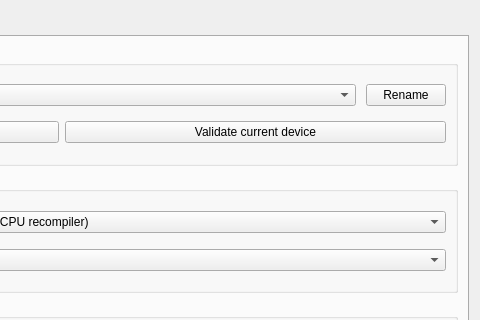
The window that src/emu/qt/src/settings_dialog.ui (EKA2L1/EKA2L1) describes before a commit, drawn with Qt 5; both pictures show x 357 to 837 and y 0 to 320 of the 837 by 870 pixel window.
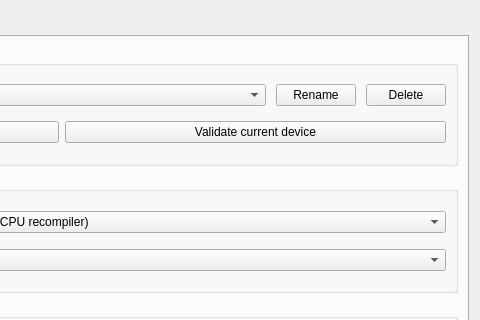
The same window after the commit. The open tabs and pages were chosen to show the change.

Commit message: qt, android: Add device deletion

```diff
--- a/src/emu/qt/src/settings_dialog.ui
+++ b/src/emu/qt/src/settings_dialog.ui
@@ -844,6 +844,19 @@
               </property>
              </widget>
             </item>
+            <item>
+             <widget class="QPushButton" name="system_device_current_delete_btn">
+              <property name="sizePolicy">
+               <sizepolicy hsizetype="Fixed" vsizetype="Fixed">
+                <horstretch>0</horstretch>
+                <verstretch>0</verstretch>
+               </sizepolicy>
+              </property>
+              <property name="text">
+               <string>Delete</string>
+              </property>
+             </widget>
+            </item>
            </layout>
           </item>
           <item row="1" column="0">
```
The commit also changes 13 other files.
